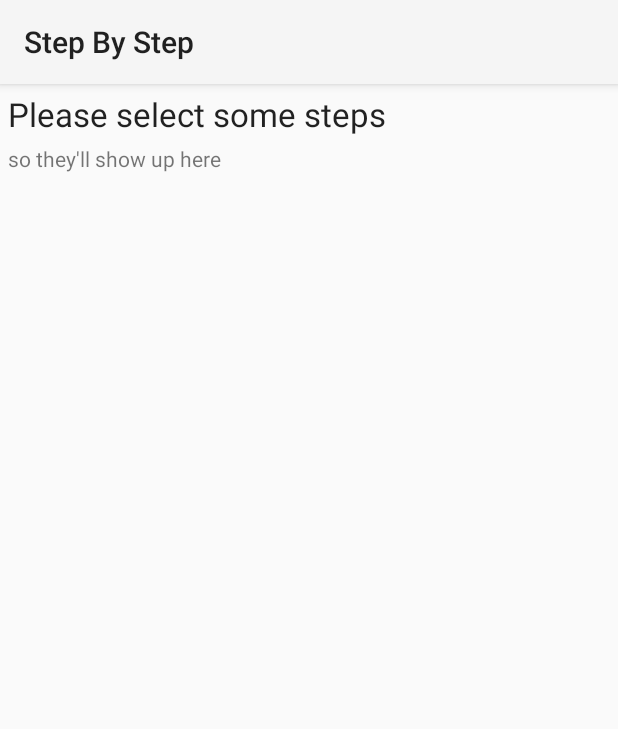
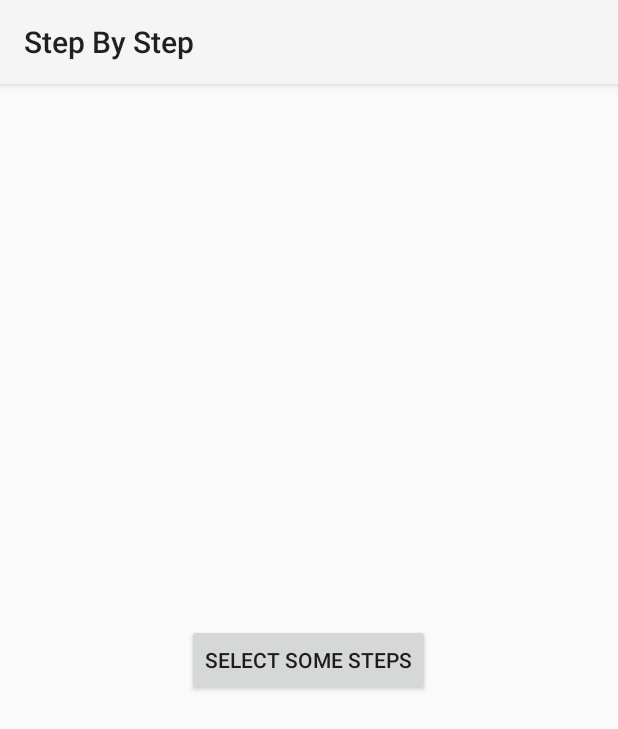
Before and after one commit to KillerSpiders/StepByStep, an Android app: the fragment StepFragment shown on its own in the app's theme, on a phone screen of 412 x 824 dp. Shown: the top 729 px of the screen. Run offline under Robolectric (Android 15) with nearby library versions, the phone set to English and light mode, and no system bars; 2 statements that could not run were skipped.

Commit message:
added button to go from steps to mysteps

```diff
--- a/mobile/src/main/java/com/joshstrohminger/stepbystep/StepFragment.java
+++ b/mobile/src/main/java/com/joshstrohminger/stepbystep/StepFragment.java
@@ -11,6 +11,7 @@ import android.view.View;
 import android.view.ViewGroup;
 import android.widget.AdapterView;
 import android.widget.ArrayAdapter;
+import android.widget.Button;
 import android.widget.ImageButton;
 import android.widget.ListView;
 import android.widget.TextView;
@@ -32,8 +33,6 @@ public class StepFragment extends Fragment implements AdapterView.OnItemClickLis
     private ListView listView;
     private String[] steps;
     private int stepsId;
-    private String title = "Please select some steps";
-    private String subtitle = "so they'll show up here";
 
     private String[] instructions = new String[] {};
 
@@ -49,23 +48,33 @@ public class StepFragment extends Fragment implements AdapterView.OnItemClickLis
     @Override
     public View onCreateView(LayoutInflater inflater, ViewGroup container, Bundle savedInstanceState) {
         View rootView = inflater.inflate(R.layout.fragment_step, container, false);
+        Button button = (Button) rootView.findViewById(R.id.button);
+        TextView titleTextView = (TextView) rootView.findViewById(R.id.textViewTitle);
+        TextView subtitleTextView = (TextView) rootView.findViewById(R.id.textViewSubtitle);
         stepsId = getArguments().getInt(ARG_STEPS_ID);
         if(stepsId > 0) {
             steps = getResources().getStringArray(stepsId);
             if (steps.length >= 3) {
-                title = steps[0];
-                subtitle = steps[1];
+                titleTextView.setText(steps[0]);
+                subtitleTextView.setText(steps[1]);
                 instructions = Arrays.copyOfRange(steps, 2, steps.length);
+                button.setVisibility(View.INVISIBLE);
             }
         } else {
             rootView.findViewById(R.id.controlPanel).setVisibility(View.INVISIBLE);
+            titleTextView.setVisibility(View.INVISIBLE);
+            subtitleTextView.setVisibility(View.INVISIBLE);
+            button.setOnClickListener(new View.OnClickListener() {
+                @Override
+                public void onClick(View v) {
+                    ((MainMobileActivity)getActivity()).gotoMySteps();
+                }
+            });
         }
         statusTextView = (TextView) rootView.findViewById(R.id.statusTextView);
         playPauseButton = (ImageButton) rootView.findViewById(R.id.playPauseButton);
         skipButton = (ImageButton) rootView.findViewById(R.id.skipButton);
         listView = (ListView) rootView.findViewById(R.id.listView);
-        ((TextView) rootView.findViewById(R.id.textViewTitle)).setText(title);
-        ((TextView) rootView.findViewById(R.id.textViewSubtitle)).setText(subtitle);
         ArrayAdapter<String> adapter = new ArrayAdapter<>(getActivity(), android.R.layout.simple_list_item_single_choice, android.R.id.text1, instructions);
         listView.setAdapter(adapter);
         listView.setOnItemClickListener(this);
@@ -164,9 +173,9 @@ public class StepFragment extends Fragment implements AdapterView.OnItemClickLis
     }
 
     @Override
-    public void onDestroy() {
+    public void onDestroyView() {
         speaker.shutdown();
-        super.onDestroy();
+        super.onDestroyView();
     }
 
     protected void updatePos(int pos) {
--- a/mobile/src/main/res/layout/fragment_step.xml
+++ b/mobile/src/main/res/layout/fragment_step.xml
@@ -64,4 +64,12 @@
         android:layout_alignStart="@+id/textViewSubtitle"
         tools:listitem="@android:layout/simple_list_item_single_choice"
         android:choiceMode="singleChoice"/>
+
+    <Button
+        android:layout_width="wrap_content"
+        android:layout_height="wrap_content"
+        android:text="Select Some Steps"
+        android:id="@+id/button"
+        android:layout_centerVertical="true"
+        android:layout_centerHorizontal="true" />
 </RelativeLayout>
```
Also changed, not shown: mobile/src/main/java/com/joshstrohminger/stepbystep/MainMobileActivity.java (+9 -2 lines), mobile/src/main/java/com/joshstrohminger/stepbystep/MyStepsFragment.java (+5 -8 lines).
